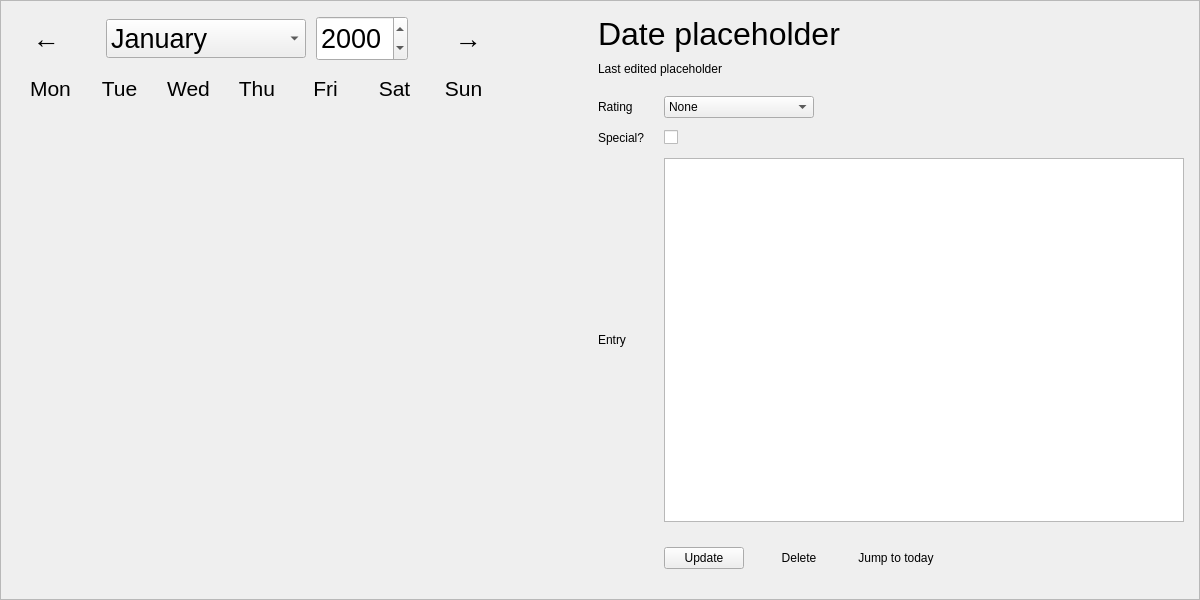
Before: the Qt Designer form src/gui/diaryeditor.ui in someretical/TheoreticalDiary, drawn with Qt 5.
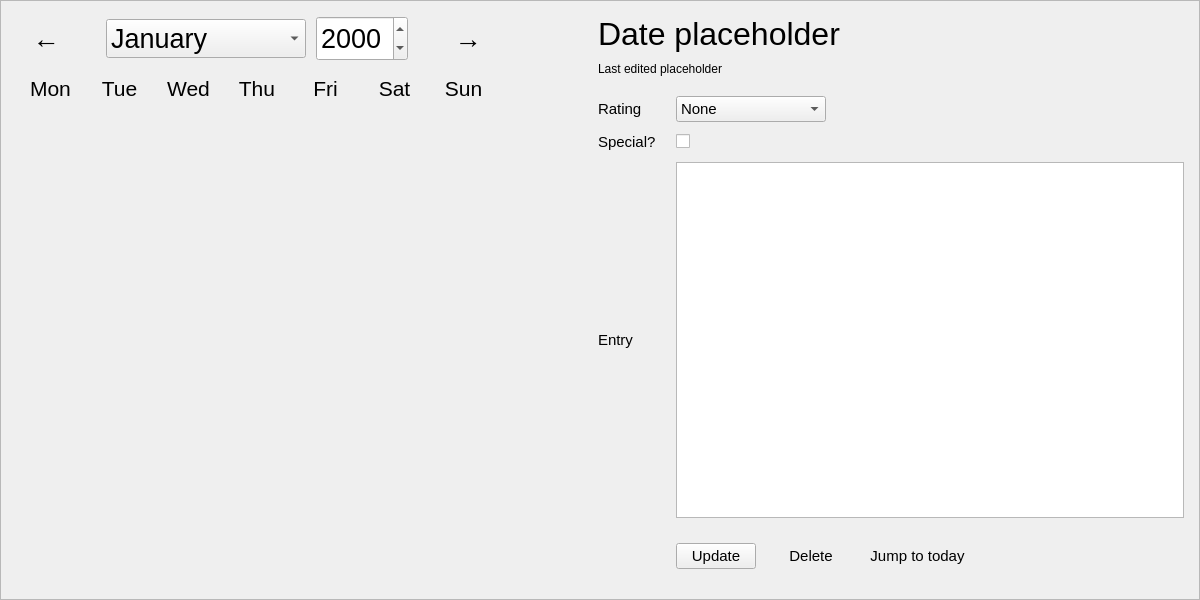
After: the same form once the commit is applied.

Diff of the .ui file:
```diff
--- a/src/gui/diaryeditor.ui
+++ b/src/gui/diaryeditor.ui
@@ -483,6 +483,11 @@
           </property>
           <item row="2" column="1">
            <widget class="QPlainTextEdit" name="entry_edit">
+            <property name="font">
+             <font>
+              <pointsize>11</pointsize>
+             </font>
+            </property>
             <property name="toolTip">
              <string>Entry message</string>
             </property>
@@ -493,6 +498,11 @@
           </item>
           <item row="1" column="0">
            <widget class="QLabel" name="label_9">
+            <property name="font">
+             <font>
+              <pointsize>11</pointsize>
+             </font>
+            </property>
             <property name="text">
              <string>Special?</string>
             </property>
@@ -508,6 +518,11 @@
             </property>
             <item row="0" column="0">
              <widget class="QCheckBox" name="special_box">
+              <property name="font">
+               <font>
+                <pointsize>11</pointsize>
+               </font>
+              </property>
               <property name="cursor">
                <cursorShape>CrossCursor</cursorShape>
               </property>
@@ -550,6 +565,11 @@
             </property>
             <item row="0" column="1">
              <widget class="QPushButton" name="delete_button">
+              <property name="font">
+               <font>
+                <pointsize>11</pointsize>
+               </font>
+              </property>
               <property name="cursor">
                <cursorShape>PointingHandCursor</cursorShape>
               </property>
@@ -566,6 +586,11 @@
             </item>
             <item row="0" column="0">
              <widget class="QPushButton" name="update_button">
+              <property name="font">
+               <font>
+                <pointsize>11</pointsize>
+               </font>
+              </property>
               <property name="cursor">
                <cursorShape>PointingHandCursor</cursorShape>
               </property>
@@ -582,6 +607,11 @@
             </item>
             <item row="0" column="2">
              <widget class="QPushButton" name="reset_button">
+              <property name="font">
+               <font>
+                <pointsize>11</pointsize>
+               </font>
+              </property>
               <property name="cursor">
                <cursorShape>PointingHandCursor</cursorShape>
               </property>
@@ -624,6 +654,11 @@
                 <height>0</height>
                </size>
               </property>
+              <property name="font">
+               <font>
+                <pointsize>11</pointsize>
+               </font>
+              </property>
               <property name="cursor">
                <cursorShape>PointingHandCursor</cursorShape>
               </property>
@@ -679,6 +714,11 @@
           </item>
           <item row="2" column="0">
            <widget class="QLabel" name="label_10">
+            <property name="font">
+             <font>
+              <pointsize>11</pointsize>
+             </font>
+            </property>
             <property name="text">
              <string>Entry</string>
             </property>
@@ -686,6 +726,11 @@
           </item>
           <item row="0" column="0">
            <widget class="QLabel" name="label_8">
+            <property name="font">
+             <font>
+              <pointsize>11</pointsize>
+             </font>
+            </property>
             <property name="text">
              <string>Rating</string>
             </property>
```
